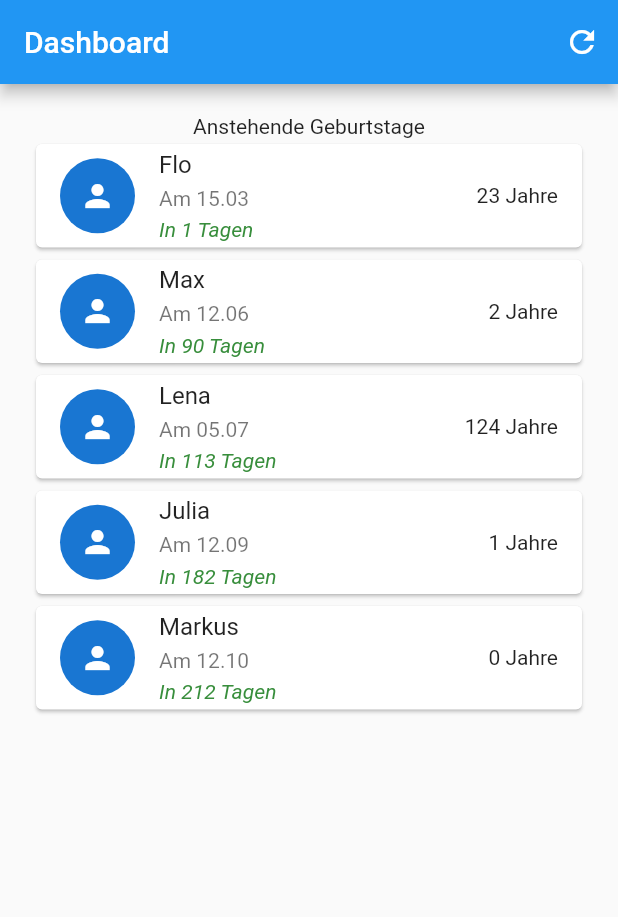
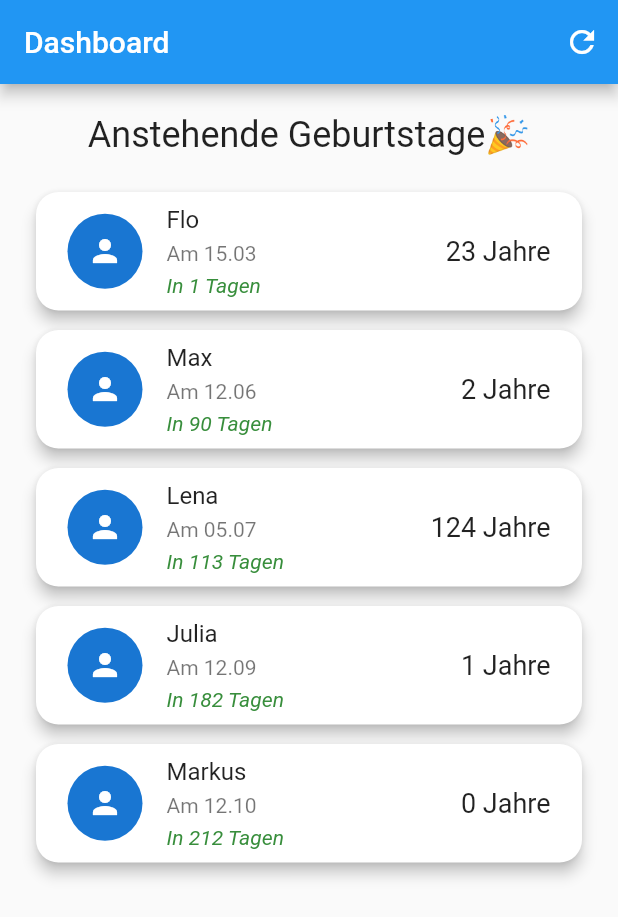
Before and after one commit to coodoo-io/geburtstags-app, a Flutter app: the DashboardScreen screen opened directly, on a phone screen of 412 x 824 dp. Shown: the top 917 px of the screen. Run offline on Flutter 3.47's test engine with Material 2 defaults, Android fonts, the phone set to English and light mode, and no system bars.

Commit message:
07 Dashboard

```diff
--- a/lib/screens/dashboard/dashboard.screen.dart
+++ b/lib/screens/dashboard/dashboard.screen.dart
@@ -31,7 +31,12 @@ class _DashboardScreenState extends State<DashboardScreen> {
         padding: const EdgeInsets.all(20.0),
         child: Column(
           children: [
-            const Text("Anstehende Geburtstage"),
+            const Text(
+              "Anstehende Geburtstage🎉",
+              style: TextStyle(fontSize: 24),
+              overflow: TextOverflow.ellipsis,
+            ),
+            const SizedBox(height: 20),
             Expanded(
               child: ListView.builder(
                 itemCount: nextbirthdays.length,
@@ -41,16 +46,17 @@ class _DashboardScreenState extends State<DashboardScreen> {
                   final daysUntilBirthday = dateTimeUtil.remainingDaysUntilBirthday(birthday.date);
                   final getAge = dateTimeUtil.getAge(birthday.date);
 
-                  return Card(
+                  return Padding(
+                    padding: const EdgeInsets.only(bottom: 5.0),
+                    child: Card(
+                      child: Padding(
+                        padding: const EdgeInsets.all(5.0),
                         child: ListTile(
                           onTap: () => Navigator.push(
                             context,
                             MaterialPageRoute(builder: (context) => BirthdayDetailScreen(birthday: birthday)),
                           ).then((value) => setState(() {})),
-                      leading: const CircleAvatar(
-                        child: Icon(Icons.person),
-                        radius: 25,
-                      ),
+                          leading: const CircleAvatar(child: Icon(Icons.person), radius: 25),
                           title: Text(birthday.name),
                           subtitle: Column(
                             crossAxisAlignment: CrossAxisAlignment.start,
@@ -64,7 +70,11 @@ class _DashboardScreenState extends State<DashboardScreen> {
                               ),
                             ],
                           ),
-                      trailing: Text("$getAge Jahre"),
+                          trailing: Text("$getAge Jahre", style: const TextStyle(fontSize: 18)),
+                        ),
+                      ),
+                      elevation: 4,
+                      shape: RoundedRectangleBorder(borderRadius: BorderRadius.circular(15)),
                     ),
                   );
                 },
```
Lines whose indentation alone changed are shown as unchanged.
